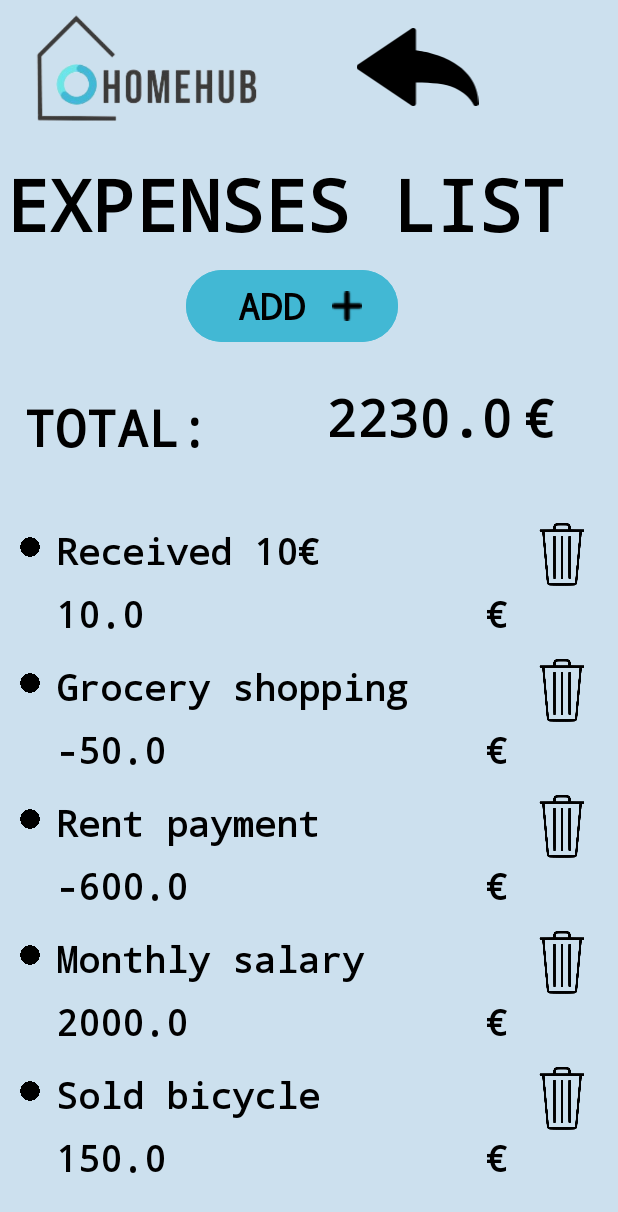
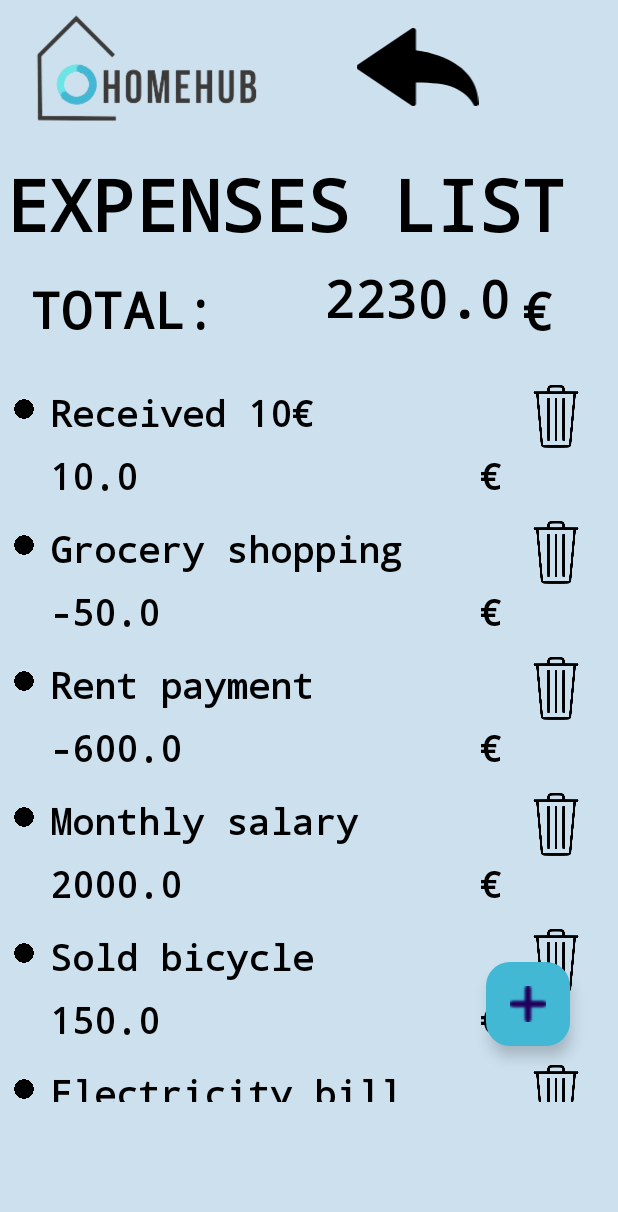
Before and after one commit to SokuSan/HomeHub, an Android app: the ExpensesListActivity screen opened directly, with no data from a screen before it, on a phone screen of 412 x 824 dp. Shown: the top 1212 px of the screen. Run offline under Robolectric (Android 15) with nearby library versions, the light colour scheme and no system bars.

Commit message:
Cambio leve de diseño

```diff
--- a/app/src/main/java/com/example/homehub/ChoresListActivity.java
+++ b/app/src/main/java/com/example/homehub/ChoresListActivity.java
@@ -4,9 +4,7 @@ import android.content.Intent;
 import android.os.Build;
 import android.os.Bundle;
 import android.view.View;
-import android.widget.Button;
 import android.widget.ImageView;
-import android.widget.TextView;
 
 import androidx.annotation.RequiresApi;
 import androidx.appcompat.app.AppCompatActivity;
@@ -29,7 +27,7 @@ public class ChoresListActivity extends AppCompatActivity implements AddChoresDi
         setContentView(R.layout.activity_chores_list);
         Intent intent = getIntent();
         util = new Util();
-        floatingBtn = findViewById(R.id.choresFloatingBtn);
+        floatingBtn = findViewById(R.id.choresBtnAdd);
         back = findViewById(R.id.choresImgBack);
         choresList = util.initializeChores(getApplicationContext());
 
--- a/app/src/main/java/com/example/homehub/ExpensesListActivity.java
+++ b/app/src/main/java/com/example/homehub/ExpensesListActivity.java
@@ -16,7 +16,7 @@ import androidx.recyclerview.widget.RecyclerView;
 import com.google.android.material.floatingactionbutton.FloatingActionButton;
 
 public class ExpensesListActivity extends AppCompatActivity implements AddExpensesDialogInterface {
-    private Button add;
+    private FloatingActionButton add;
     private ImageView back;
     private Util util;
     private TextView total;
@@ -32,7 +32,7 @@ public class ExpensesListActivity extends AppCompatActivity implements AddExpens
         Intent intent = getIntent();
         util = new Util();
         back = findViewById(R.id.expensesBackbtn);
-        add = findViewById(R.id.expensesButtonAdd);
+        add = findViewById(R.id.expensesBtnAdd);
         total = findViewById(R.id.expensesTvQuantity);
         expensesList = util.initializeExpenses(getApplicationContext());
 
--- a/app/src/main/java/com/example/homehub/ShoppingListActivity.java
+++ b/app/src/main/java/com/example/homehub/ShoppingListActivity.java
@@ -13,8 +13,10 @@ import androidx.appcompat.app.AppCompatActivity;
 import androidx.recyclerview.widget.LinearLayoutManager;
 import androidx.recyclerview.widget.RecyclerView;
 
+import com.google.android.material.floatingactionbutton.FloatingActionButton;
+
 public class ShoppingListActivity extends AppCompatActivity implements AddShoppingDialogInterface{
-    private Button add;
+    private FloatingActionButton add;
     private Util util;
     private ImageView back;
     private ShoppingList shoppingList;
--- a/app/src/main/res/layout/activity_chores_list.xml
+++ b/app/src/main/res/layout/activity_chores_list.xml
@@ -7,7 +7,7 @@
     android:background="#CCE0EE">
 
     <com.google.android.material.floatingactionbutton.FloatingActionButton
-        android:id="@+id/choresFloatingBtn"
+        android:id="@+id/choresBtnAdd"
         android:layout_width="wrap_content"
         android:layout_height="wrap_content"
         android:layout_marginStart="329dp"
@@ -18,7 +18,7 @@
         app:backgroundTint="#42B8D4"
         app:layout_constraintStart_toStartOf="parent"
         app:layout_constraintTop_toBottomOf="@+id/choresTvTitle"
-        app:srcCompat="@android:drawable/ic_menu_add"
+        app:srcCompat="@drawable/add"
         tools:ignore="ImageContrastCheck,DuplicateSpeakableTextCheck" />
 
     <ImageView
--- a/app/src/main/res/layout/activity_expenses_list.xml
+++ b/app/src/main/res/layout/activity_expenses_list.xml
@@ -4,26 +4,17 @@
     xmlns:tools="http://schemas.android.com/tools"
     android:layout_width="match_parent"
     android:layout_height="match_parent"
-    android:background="#CCE0EE">
+    android:background="#CCE0EE"
+    tools:layout_editor_absoluteX="0dp"
+    tools:layout_editor_absoluteY="-80dp">
 
-    <Button
-        android:id="@+id/expensesButtonAdd"
-        android:layout_width="141dp"
-        android:layout_height="56dp"
-        android:layout_marginStart="124dp"
-        android:layout_marginTop="8dp"
-        android:backgroundTint="#42B8D4"
-        android:contentDescription="@string/add"
-        android:drawableEnd="@drawable/add"
-        android:fontFamily="monospace"
-        android:text="ADD"
-        android:textColor="#000000"
-        android:textSize="24sp"
-        android:textStyle="bold"
-        app:iconTint="#000000"
+    <androidx.recyclerview.widget.RecyclerView
+        android:id="@+id/expensesRecyclerView"
+        android:layout_width="409dp"
+        android:layout_height="484dp"
+        android:layout_marginTop="21dp"
         app:layout_constraintStart_toStartOf="parent"
-        app:layout_constraintTop_toBottomOf="@+id/expensesTvTitle"
-        tools:ignore="SpeakableTextPresentCheck" />
+        app:layout_constraintTop_toBottomOf="@+id/expensesTvQuantity" />
 
     <ImageView
         android:id="@+id/expensesImgLogo"
@@ -31,10 +22,10 @@
         android:layout_height="84dp"
         android:layout_marginStart="4dp"
         android:layout_marginTop="4dp"
+        android:contentDescription="@string/todo"
         app:layout_constraintStart_toStartOf="parent"
         app:layout_constraintTop_toTopOf="parent"
-        app:srcCompat="@drawable/homehub"
-        android:contentDescription="@string/todo" />
+        app:srcCompat="@drawable/homehub" />
 
     <TextView
         android:id="@+id/expensesTvTitle"
@@ -54,22 +45,22 @@
         android:id="@+id/expensesTvTotal"
         android:layout_width="wrap_content"
         android:layout_height="wrap_content"
-        android:layout_marginStart="16dp"
-        android:layout_marginTop="30dp"
+        android:layout_marginStart="20dp"
+        android:layout_marginTop="15dp"
         android:fontFamily="monospace"
         android:text="@string/TOTAL"
         android:textColor="#000000"
         android:textSize="34sp"
         android:textStyle="bold"
         app:layout_constraintStart_toStartOf="parent"
-        app:layout_constraintTop_toBottomOf="@+id/expensesButtonAdd" />
+        app:layout_constraintTop_toBottomOf="@+id/expensesTvTitle" />
 
     <TextView
         android:id="@+id/expensesTvQuantity"
         android:layout_width="124dp"
         android:layout_height="53dp"
-        android:layout_marginStart="77dp"
-        android:layout_marginTop="23dp"
+        android:layout_marginStart="72dp"
+        android:layout_marginTop="8dp"
         android:fontFamily="monospace"
         android:text="@string/xx"
         android:textAlignment="center"
@@ -77,7 +68,7 @@
         android:textSize="34sp"
         android:textStyle="bold"
         app:layout_constraintStart_toEndOf="@+id/expensesTvTotal"
-        app:layout_constraintTop_toBottomOf="@+id/expensesButtonAdd"
+        app:layout_constraintTop_toBottomOf="@+id/expensesTvTitle"
         tools:ignore="TextSizeCheck" />
 
     <TextView
@@ -85,7 +76,7 @@
         android:layout_width="wrap_content"
         android:layout_height="wrap_content"
         android:layout_marginStart="8dp"
-        android:layout_marginTop="87dp"
+        android:layout_marginTop="16dp"
         android:fontFamily="monospace"
         android:text="@string/money"
         android:textColor="#000000"
@@ -93,15 +84,6 @@
         android:textStyle="bold"
         app:layout_constraintStart_toEndOf="@+id/expensesTvQuantity"
         app:layout_constraintTop_toBottomOf="@+id/expensesTvTitle" />
-
-    <androidx.recyclerview.widget.RecyclerView
-        android:id="@+id/expensesRecyclerView"
-        android:layout_width="385dp"
-        android:layout_height="453dp"
-        android:layout_marginStart="4dp"
-        android:layout_marginTop="35dp"
-        app:layout_constraintStart_toStartOf="parent"
-        app:layout_constraintTop_toBottomOf="@+id/expensesTvTotal" />
 
     <ImageView
         android:id="@+id/expensesBackbtn"
@@ -112,4 +94,16 @@
         app:layout_constraintStart_toEndOf="@+id/expensesImgLogo"
         app:layout_constraintTop_toTopOf="parent"
         app:srcCompat="@drawable/goback" />
+
+    <com.google.android.material.floatingactionbutton.FloatingActionButton
+        android:id="@+id/expensesBtnAdd"
+        android:layout_width="wrap_content"
+        android:layout_height="wrap_content"
+        android:layout_marginStart="324dp"
+        android:layout_marginTop="412dp"
+        android:clickable="true"
+        app:backgroundTint="#42B8D4"
+        app:layout_constraintStart_toStartOf="parent"
+        app:layout_constraintTop_toBottomOf="@+id/expensesTvQuantity"
+        app:srcCompat="@drawable/add" />
 </androidx.constraintlayout.widget.ConstraintLayout>
```
Also changed, not shown: app/src/main/res/layout/activity_shopping_list.xml (+22 -27 lines).
